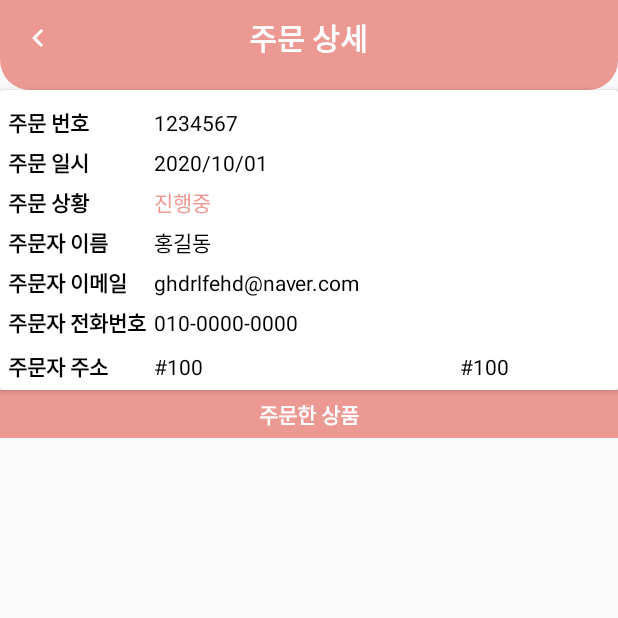
After one commit to JISOO0817/ClothingStore, an Android app: the OrderDetailsSellerActivity screen opened directly, with no data from a screen before it, on a phone screen of 412 x 824 dp, the top half of it. The commit adds this screen. Run offline under Robolectric (Android 15) with nearby library versions, the phone set to English and light mode, and no system bars.

Commit message:
주문 디테일 수정(미완)

```diff
--- a/app/src/main/AndroidManifest.xml
+++ b/app/src/main/AndroidManifest.xml
@@ -17,7 +17,8 @@
         android:supportsRtl="true"
         android:theme="@style/AppTheme.NoActionBar"
         android:usesCleartextTraffic="true">
-        <activity android:name=".activities.MarketReviewsActivity"></activity>
+        <activity android:name=".activities.OrderDetailsSellerActivity"></activity>
+        <activity android:name=".activities.MarketReviewsActivity" />
         <activity android:name=".activities.WriteReviewActivity" />
         <activity android:name=".activities.OrderDetailsUserActivity" />
         <activity
--- /dev/null
+++ b/app/src/main/java/com/example/clothingstore/activities/OrderDetailsSellerActivity.java
@@ -0,0 +1,47 @@
+package com.example.clothingstore.activities;
+
+import androidx.appcompat.app.AppCompatActivity;
+
+import android.os.Bundle;
+import android.view.View;
+import android.widget.ImageButton;
+import android.widget.TextView;
+
+import com.example.clothingstore.R;
+
+public class OrderDetailsSellerActivity extends AppCompatActivity {
+
+    String orderId, orderBy;
+    private ImageButton backBtn;
+    private TextView orderIdTv,dateTv,orderStatusTv,nameTv,emailTv,phoneTv,addressTv;
+
+    @Override
+    protected void onCreate(Bundle savedInstanceState) {
+        super.onCreate(savedInstanceState);
+        setContentView(R.layout.activity_order_details_seller);
+
+        // 데이터 가져옴
+        orderId = getIntent().getStringExtra("orderId");
+        orderBy = getIntent().getStringExtra("orderBy");
+
+
+        backBtn = findViewById(R.id.backBtn);
+        orderIdTv = findViewById(R.id.orderIdTv);
+        dateTv = findViewById(R.id.dateTv);
+        orderStatusTv = findViewById(R.id.orderStatusTv);
+        nameTv = findViewById(R.id.nameTv);
+        emailTv = findViewById(R.id.emailTv);
+        phoneTv = findViewById(R.id.phoneTv);
+        addressTv = findViewById(R.id.addressTv);
+
+
+
+
+        backBtn.setOnClickListener(new View.OnClickListener() {
+            @Override
+            public void onClick(View v) {
+                onBackPressed();
+            }
+        });
+    }
+}
--- a/app/src/main/java/com/example/clothingstore/activities/SellerActivity.java
+++ b/app/src/main/java/com/example/clothingstore/activities/SellerActivity.java
@@ -44,7 +44,7 @@ public class SellerActivity extends AppCompatActivity {
 
     private TextView nameTv,marketNameTv,emailTv,tabProductsTv,tabOrdersTv,filteredProductsTv,filterOrderTv;
     private EditText searchProductEt;
-    private ImageButton logoutBtn,editProfileBtn,addBtn,filterProductBtn,filterOrderBtn;
+    private ImageButton logoutBtn,editProfileBtn,addBtn,filterProductBtn,filterOrderBtn,reviewsBtn;
     private ImageView profileIv;
     private RelativeLayout productsRl,ordersRl;
     private RecyclerView productsRv,ordersRv;
@@ -81,6 +81,7 @@ public class SellerActivity extends AppCompatActivity {
         filterOrderTv = findViewById(R.id.filterOrderTv);
         filterOrderBtn = findViewById(R.id.filterOrderBtn);
         ordersRv = findViewById(R.id.ordersRv);
+        reviewsBtn = findViewById(R.id.reviewsBtn);
 
 
         progressDialog = new ProgressDialog(this);
@@ -199,6 +200,19 @@ public class SellerActivity extends AppCompatActivity {
                         .show();
             }
         });
+
+        reviewsBtn.setOnClickListener(new View.OnClickListener() {
+            @Override
+            public void onClick(View v) {
+                showReview();
+            }
+        });
+    }
+
+    private void showReview() {
+        Intent reviewIntent = new Intent(SellerActivity.this,MarketReviewsActivity.class);
+        reviewIntent.putExtra("marketUid",auth.getUid());
+        startActivity(reviewIntent);
     }
 
     private void loadAllOrders() {
--- a/app/src/main/java/com/example/clothingstore/adapters/AdapterOrderSeller.java
+++ b/app/src/main/java/com/example/clothingstore/adapters/AdapterOrderSeller.java
@@ -1,6 +1,7 @@
 package com.example.clothingstore.adapters;
 
 import android.content.Context;
+import android.content.Intent;
 import android.text.format.DateFormat;
 import android.view.LayoutInflater;
 import android.view.View;
@@ -16,6 +17,7 @@ import androidx.recyclerview.widget.RecyclerView;
 import com.example.clothingstore.FilterMarket;
 import com.example.clothingstore.FilterOrderSeller;
 import com.example.clothingstore.R;
+import com.example.clothingstore.activities.OrderDetailsSellerActivity;
 import com.example.clothingstore.models.ModelOrderSeller;
 import com.google.firebase.auth.FirebaseAuth;
 import com.google.firebase.database.DataSnapshot;
@@ -54,11 +56,11 @@ public class AdapterOrderSeller extends RecyclerView.Adapter<AdapterOrderSeller.
 
         ModelOrderSeller modelOrderSeller = modelOrderSellerArrayList.get(position);
 
-        String orderId = modelOrderSeller.getOrderId();
+        final String orderId = modelOrderSeller.getOrderId();
         String orderTime = modelOrderSeller.getOrderTime();
         String orderStatus = modelOrderSeller.getOrderStatus();
         String orderCost = modelOrderSeller.getOrderCost();
-        String orderBy = modelOrderSeller.getOrderBy();
+        final String orderBy = modelOrderSeller.getOrderBy();
         String orderTo = modelOrderSeller.getOrderTo();
 
         //구매자 정보
@@ -76,7 +78,7 @@ public class AdapterOrderSeller extends RecyclerView.Adapter<AdapterOrderSeller.
             holder.statusTv.setTextColor(context.getResources().getColor(R.color.colorRed));
         }
 
-        Calendar calendar = Calendar.getInstance();
+        final Calendar calendar = Calendar.getInstance();
         calendar.setTimeInMillis(Long.parseLong(orderTime));
         String formatedDate = DateFormat.format("yyyy/MM/dd",calendar).toString();
 
@@ -86,7 +88,10 @@ public class AdapterOrderSeller extends RecyclerView.Adapter<AdapterOrderSeller.
         holder.itemView.setOnClickListener(new View.OnClickListener() {
             @Override
             public void onClick(View v) {
-
+                Intent intent = new Intent(context, OrderDetailsSellerActivity.class);
+                intent.putExtra("orderId",orderId);
+                intent.putExtra("orderBy",orderBy);
+                context.startActivity(intent);
             }
         });
 
@@ -122,7 +127,7 @@ public class AdapterOrderSeller extends RecyclerView.Adapter<AdapterOrderSeller.
             filter = new FilterOrderSeller(this,filterList);
         }
 
-        return null;
+        return filter;
     }
 
     class AdapterOrderSellerViewHolder extends RecyclerView.ViewHolder{
--- /dev/null
+++ b/app/src/main/res/layout/activity_order_details_seller.xml
@@ -0,0 +1,265 @@
+<?xml version="1.0" encoding="utf-8"?>
+<LinearLayout xmlns:android="http://schemas.android.com/apk/res/android"
+    xmlns:app="http://schemas.android.com/apk/res-auto"
+    xmlns:tools="http://schemas.android.com/tools"
+    android:layout_width="match_parent"
+    android:layout_height="match_parent"
+    android:orientation="vertical"
+    tools:context=".activities.OrderDetailsUserActivity">
+
+
+
+    <RelativeLayout
+        android:layout_width="match_parent"
+        android:layout_height="60dp"
+        android:padding="10dp"
+        android:background="@drawable/shape_rect01">
+
+        <ImageButton
+            android:id="@+id/backBtn"
+            android:src="@drawable/ic_back_white"
+            android:layout_width="30dp"
+            android:layout_height="30dp"
+            android:background="@null"/>
+
+        <TextView
+            android:layout_width="wrap_content"
+            android:layout_height="wrap_content"
+            android:layout_centerHorizontal="true"
+            android:text="주문 상세"
+            android:textColor="@color/colorWhite"
+            android:textSize="20sp"
+            android:textStyle="bold"/>
+
+
+
+    </RelativeLayout>
+
+    <androidx.cardview.widget.CardView
+        android:layout_width="match_parent"
+        android:layout_height="wrap_content"
+        app:cardElevation="3dp"
+        app:contentPadding="5dp">
+
+        <TableLayout
+            android:layout_width="match_parent"
+            android:layout_height="wrap_content">
+
+            <TableRow>
+
+                <TextView
+                    android:layout_width="wrap_content"
+                    android:layout_height="wrap_content"
+                    android:layout_marginTop="5dp"
+                    android:layout_marginEnd="5dp"
+                    android:layout_marginRight="5dp"
+                    android:text="주문 번호"
+                    android:textColor="@color/colorBlack"
+                    android:textStyle="bold"/>
+
+                <TextView
+                    android:id="@+id/orderIdTv"
+                    android:layout_width="wrap_content"
+                    android:layout_height="wrap_content"
+                    android:layout_marginTop="5dp"
+                    android:layout_marginEnd="5dp"
+                    android:layout_marginRight="5dp"
+                    android:layout_weight="1"
+                    android:text="1234567"
+                    android:textColor="@color/colorBlack" />
+
+
+            </TableRow>
+
+            <TableRow>
+
+                <TextView
+                    android:layout_width="wrap_content"
+                    android:layout_height="wrap_content"
+                    android:layout_marginTop="5dp"
+                    android:layout_marginEnd="5dp"
+                    android:layout_marginRight="5dp"
+                    android:text="주문 일시"
+                    android:textColor="@color/colorBlack"
+                    android:textStyle="bold"/>
+
+                <TextView
+                    android:id="@+id/dateTv"
+                    android:layout_width="wrap_content"
+                    android:layout_height="wrap_content"
+                    android:layout_marginTop="5dp"
+                    android:layout_marginEnd="5dp"
+                    android:layout_marginRight="5dp"
+                    android:layout_weight="1"
+                    android:text="2020/10/01"
+                    android:textColor="@color/colorBlack" />
+
+
+            </TableRow>
+
+            <TableRow>
+
+                <TextView
+                    android:layout_width="wrap_content"
+                    android:layout_height="wrap_content"
+                    android:layout_marginTop="5dp"
+                    android:layout_marginEnd="5dp"
+                    android:layout_marginRight="5dp"
+                    android:text="주문 상황"
+                    android:textColor="@color/colorBlack"
+                    android:textStyle="bold"/>
+
+                <TextView
+                    android:id="@+id/orderStatusTv"
+                    android:layout_width="wrap_content"
+                    android:layout_height="wrap_content"
+                    android:layout_marginTop="5dp"
+                    android:layout_marginEnd="5dp"
+                    android:layout_marginRight="5dp"
+                    android:layout_weight="1"
+                    android:text="진행중"
+                    android:textColor="@color/colorPrimary" />
+
+
+            </TableRow>
+
+            <TableRow>
+
+                <TextView
+                    android:layout_width="wrap_content"
+                    android:layout_height="wrap_content"
+                    android:layout_marginTop="5dp"
+                    android:layout_marginEnd="5dp"
+                    android:layout_marginRight="5dp"
+                    android:text="주문자 이름"
+                    android:textColor="@color/colorBlack"
+                    android:textStyle="bold"/>
+
+                <TextView
+                    android:id="@+id/nameTv"
+                    android:layout_width="wrap_content"
+                    android:layout_height="wrap_content"
+                    android:layout_marginTop="5dp"
+                    android:layout_marginEnd="5dp"
+                    android:layout_marginRight="5dp"
+                    android:layout_weight="1"
+                    android:text="홍길동"
+                    android:textColor="@color/colorBlack" />
+
+
+            </TableRow>
+
+
+            <TableRow>
+
+                <TextView
+                    android:layout_width="wrap_content"
+                    android:layout_height="wrap_content"
+                    android:layout_marginTop="5dp"
+                    android:layout_marginEnd="5dp"
+                    android:layout_marginRight="5dp"
+                    android:text="주문자 이메일"
+                    android:textColor="@color/colorBlack"
+                    android:textStyle="bold"/>
+
+                <TextView
+                    android:id="@+id/emailTv"
+                    android:layout_width="wrap_content"
+                    android:layout_height="wrap_content"
+                    android:layout_marginTop="5dp"
+                    android:layout_marginEnd="5dp"
+                    android:layout_marginRight="5dp"
+                    android:layout_weight="1"
+                    android:text="ghdrlfehd@naver.com"
+                    android:textColor="@color/colorBlack" />
+
+
+            </TableRow>
+
+            <TableRow>
+
+                <TextView
+                    android:layout_width="wrap_content"
+                    android:layout_height="24dp"
+                    android:layout_marginTop="5dp"
+                    android:layout_marginEnd="5dp"
+                    android:layout_marginRight="5dp"
+                    android:text="주문자 전화번호"
+                    android:textColor="@color/colorBlack"
+                    android:textStyle="bold" />
+
+                <TextView
+                    android:id="@+id/phoneTv"
+                    android:layout_width="wrap_content"
+                    android:layout_height="wrap_content"
+                    android:layout_marginTop="5dp"
+                    android:layout_marginEnd="5dp"
+                    android:layout_marginRight="5dp"
+                    android:layout_weight="1"
+                    android:text="010-0000-0000"
+                    android:textColor="@color/colorBlack" />
+
+
+            </TableRow>
+
+            <TableRow>
+
+                <TextView
+                    android:layout_width="wrap_content"
+                    android:layout_height="wrap_content"
+                    android:layout_marginTop="5dp"
+                    android:layout_marginEnd="5dp"
+                    android:layout_marginRight="5dp"
+                    android:text="주문자 주소"
+                    android:textColor="@color/colorBlack"
+                    android:textStyle="bold"/>
+
+                <TextView
+                    android:id="@+id/addressTv"
+                    android:layout_width="wrap_content"
+                    android:layout_height="wrap_content"
+                    android:layout_marginTop="5dp"
+                    android:layout_marginEnd="5dp"
+                    android:layout_marginRight="5dp"
+                    android:layout_weight="1"
+                    android:text="#100"
+                    android:textColor="@color/colorBlack" />
+                <TextView
+                    android:id="@+id/addressTv2"
+                    android:layout_width="wrap_content"
+                    android:layout_height="wrap_content"
+                    android:layout_marginTop="5dp"
+                    android:layout_marginEnd="5dp"
+                    android:layout_marginRight="5dp"
+                    android:layout_weight="1"
+                    android:text="#100"
+                    android:textColor="@color/colorBlack" />
+
+
+            </TableRow>
+
+
+        </TableLayout>
+
+    </androidx.cardview.widget.CardView>
+
+    <TextView
+        android:layout_width="match_parent"
+        android:layout_height="wrap_content"
+        android:padding="5dp"
+        android:textColor="@color/colorWhite"
+        android:text="주문한 상품"
+        android:background="@color/colorPrimary"
+        android:textStyle="bold"
+        android:gravity="center_horizontal" />
+
+
+    <androidx.recyclerview.widget.RecyclerView
+        android:id="@+id/itemsRv"
+        android:layout_width="match_parent"
+        android:layout_height="match_parent"
+        app:layoutManager="androidx.recyclerview.widget.LinearLayoutManager"
+        tools:listitem="@layout/row_ordereditem"/>
+
+
+</LinearLayout>
--- a/app/src/main/res/layout/activity_seller.xml
+++ b/app/src/main/res/layout/activity_seller.xml
@@ -38,6 +38,17 @@
             android:src="@drawable/ic_baseline_add_shopping_white"
             android:background="@null"
             android:layout_toLeftOf="@+id/editProfileBtn" />
+
+
+        <!-- 리뷰 -->
+
+        <ImageButton
+            android:id="@+id/reviewsBtn"
+            android:layout_width="30dp"
+            android:layout_height="30dp"
+            android:layout_toLeftOf="@+id/addBtn"
+            android:background="@android:color/transparent"
+            android:src="@drawable/ic_review_white"/>
 
 
 
```
